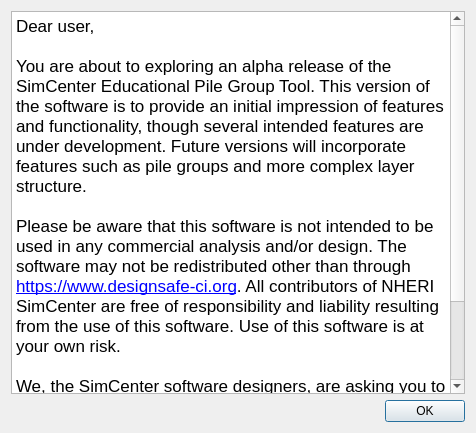
This is utilWindows/dialogabout.ui in NHERI-SimCenter/PileGroupTool as Qt 5 draws it before an edit. The edited form follows.
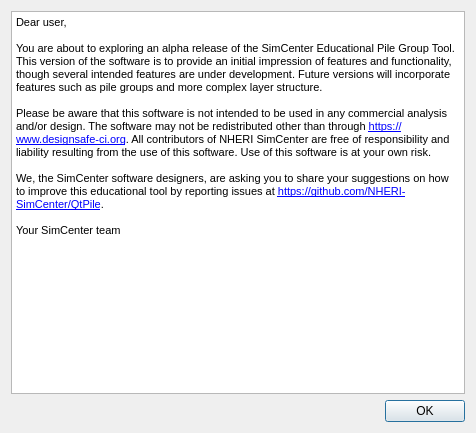
This is the edited form.

Commit message: Fixing font issues on windows

The edit to the form file:
```diff
--- a/utilWindows/dialogabout.ui
+++ b/utilWindows/dialogabout.ui
@@ -36,16 +36,16 @@
       <string>&lt;!DOCTYPE HTML PUBLIC &quot;-//W3C//DTD HTML 4.0//EN&quot; &quot;http://www.w3.org/TR/REC-html40/strict.dtd&quot;&gt;
 &lt;html&gt;&lt;head&gt;&lt;meta name=&quot;qrichtext&quot; content=&quot;1&quot; /&gt;&lt;style type=&quot;text/css&quot;&gt;
 p, li { white-space: pre-wrap; }
-&lt;/style&gt;&lt;/head&gt;&lt;body style=&quot; font-family:'.SF NS Text'; font-size:13pt; font-weight:400; font-style:normal;&quot;&gt;
-&lt;p style=&quot; margin-top:0px; margin-bottom:0px; margin-left:0px; margin-right:0px; -qt-block-indent:0; text-indent:0px;&quot;&gt;Dear user, &lt;/p&gt;
-&lt;p style=&quot;-qt-paragraph-type:empty; margin-top:0px; margin-bottom:0px; margin-left:0px; margin-right:0px; -qt-block-indent:0; text-indent:0px;&quot;&gt;&lt;br /&gt;&lt;/p&gt;
-&lt;p style=&quot; margin-top:0px; margin-bottom:0px; margin-left:0px; margin-right:0px; -qt-block-indent:0; text-indent:0px;&quot;&gt;You are about to exploring an alpha release of the SimCenter Educational Pile Group Tool. This version of the software is to provide an initial impression of features and functionality, though several intended features are under development. Future versions will incorporate features such as pile groups and more complex layer structure. &lt;/p&gt;
-&lt;p style=&quot;-qt-paragraph-type:empty; margin-top:0px; margin-bottom:0px; margin-left:0px; margin-right:0px; -qt-block-indent:0; text-indent:0px;&quot;&gt;&lt;br /&gt;&lt;/p&gt;
-&lt;p style=&quot; margin-top:0px; margin-bottom:0px; margin-left:0px; margin-right:0px; -qt-block-indent:0; text-indent:0px;&quot;&gt;Please be aware that this software is not intended to be used in any commercial analysis and/or design. The software may not be redistributed other than through &lt;a href=&quot;https://www.designsafe-ci.org&quot;&gt;&lt;span style=&quot; text-decoration: underline; color:#0000ff;&quot;&gt;https://www.designsafe-ci.org&lt;/span&gt;&lt;/a&gt;. All contributors of NHERI SimCenter are free of responsibility and liability resulting from the use of this software. Use of this software is at your own risk. &lt;/p&gt;
-&lt;p style=&quot;-qt-paragraph-type:empty; margin-top:0px; margin-bottom:0px; margin-left:0px; margin-right:0px; -qt-block-indent:0; text-indent:0px;&quot;&gt;&lt;br /&gt;&lt;/p&gt;
-&lt;p style=&quot; margin-top:0px; margin-bottom:0px; margin-left:0px; margin-right:0px; -qt-block-indent:0; text-indent:0px;&quot;&gt;We, the SimCenter software designers, are asking you to share your suggestions on how to improve this educational tool by reporting issues at &lt;a href=&quot;https://github.com/NHERI-SimCenter/QtPile&quot;&gt;&lt;span style=&quot; text-decoration: underline; color:#0000ff;&quot;&gt;https://github.com/NHERI-SimCenter/QtPile&lt;/span&gt;&lt;/a&gt;. &lt;/p&gt;
-&lt;p style=&quot;-qt-paragraph-type:empty; margin-top:0px; margin-bottom:0px; margin-left:0px; margin-right:0px; -qt-block-indent:0; text-indent:0px;&quot;&gt;&lt;br /&gt;&lt;/p&gt;
-&lt;p style=&quot; margin-top:0px; margin-bottom:0px; margin-left:0px; margin-right:0px; -qt-block-indent:0; text-indent:0px;&quot;&gt;Your SimCenter team&lt;/p&gt;&lt;/body&gt;&lt;/html&gt;</string>
+&lt;/style&gt;&lt;/head&gt;&lt;body style=&quot; font-family:'MS Shell Dlg 2'; font-size:7.875pt; font-weight:400; font-style:normal;&quot;&gt;
+&lt;p style=&quot; margin-top:0px; margin-bottom:0px; margin-left:0px; margin-right:0px; -qt-block-indent:0; text-indent:0px;&quot;&gt;&lt;span style=&quot; font-size:8pt;&quot;&gt;Dear user,&lt;/span&gt;&lt;/p&gt;
+&lt;p style=&quot;-qt-paragraph-type:empty; margin-top:0px; margin-bottom:0px; margin-left:0px; margin-right:0px; -qt-block-indent:0; text-indent:0px; font-size:8pt;&quot;&gt;&lt;br /&gt;&lt;/p&gt;
+&lt;p style=&quot; margin-top:0px; margin-bottom:0px; margin-left:0px; margin-right:0px; -qt-block-indent:0; text-indent:0px;&quot;&gt;&lt;span style=&quot; font-size:8pt;&quot;&gt;You are about to exploring an alpha release of the SimCenter Educational Pile Group Tool. This version of the software is to provide an initial impression of features and functionality, though several intended features are under development. Future versions will incorporate features such as pile groups and more complex layer structure. &lt;/span&gt;&lt;/p&gt;
+&lt;p style=&quot;-qt-paragraph-type:empty; margin-top:0px; margin-bottom:0px; margin-left:0px; margin-right:0px; -qt-block-indent:0; text-indent:0px; font-size:8pt;&quot;&gt;&lt;br /&gt;&lt;/p&gt;
+&lt;p style=&quot; margin-top:0px; margin-bottom:0px; margin-left:0px; margin-right:0px; -qt-block-indent:0; text-indent:0px;&quot;&gt;&lt;span style=&quot; font-size:8pt;&quot;&gt;Please be aware that this software is not intended to be used in any commercial analysis and/or design. The software may not be redistributed other than through &lt;/span&gt;&lt;a href=&quot;https://www.designsafe-ci.org&quot;&gt;&lt;span style=&quot; font-size:8pt; text-decoration: underline; color:#0000ff;&quot;&gt;https://www.designsafe-ci.org&lt;/span&gt;&lt;/a&gt;&lt;span style=&quot; font-size:8pt;&quot;&gt;. All contributors of NHERI SimCenter are free of responsibility and liability resulting from the use of this software. Use of this software is at your own risk. &lt;/span&gt;&lt;/p&gt;
+&lt;p style=&quot;-qt-paragraph-type:empty; margin-top:0px; margin-bottom:0px; margin-left:0px; margin-right:0px; -qt-block-indent:0; text-indent:0px; font-size:8pt;&quot;&gt;&lt;br /&gt;&lt;/p&gt;
+&lt;p style=&quot; margin-top:0px; margin-bottom:0px; margin-left:0px; margin-right:0px; -qt-block-indent:0; text-indent:0px;&quot;&gt;&lt;span style=&quot; font-size:8pt;&quot;&gt;We, the SimCenter software designers, are asking you to share your suggestions on how to improve this educational tool by reporting issues at &lt;/span&gt;&lt;a href=&quot;https://github.com/NHERI-SimCenter/QtPile&quot;&gt;&lt;span style=&quot; font-size:8pt; text-decoration: underline; color:#0000ff;&quot;&gt;https://github.com/NHERI-SimCenter/QtPile&lt;/span&gt;&lt;/a&gt;&lt;span style=&quot; font-size:8pt;&quot;&gt;. &lt;/span&gt;&lt;/p&gt;
+&lt;p style=&quot;-qt-paragraph-type:empty; margin-top:0px; margin-bottom:0px; margin-left:0px; margin-right:0px; -qt-block-indent:0; text-indent:0px; font-size:8pt;&quot;&gt;&lt;br /&gt;&lt;/p&gt;
+&lt;p style=&quot; margin-top:0px; margin-bottom:0px; margin-left:0px; margin-right:0px; -qt-block-indent:0; text-indent:0px;&quot;&gt;&lt;span style=&quot; font-size:8pt;&quot;&gt;Your SimCenter team &lt;/span&gt;&lt;/p&gt;&lt;/body&gt;&lt;/html&gt;</string>
      </property>
      <property name="acceptRichText">
       <bool>true</bool>
```
The commit also changes 4 other files.
